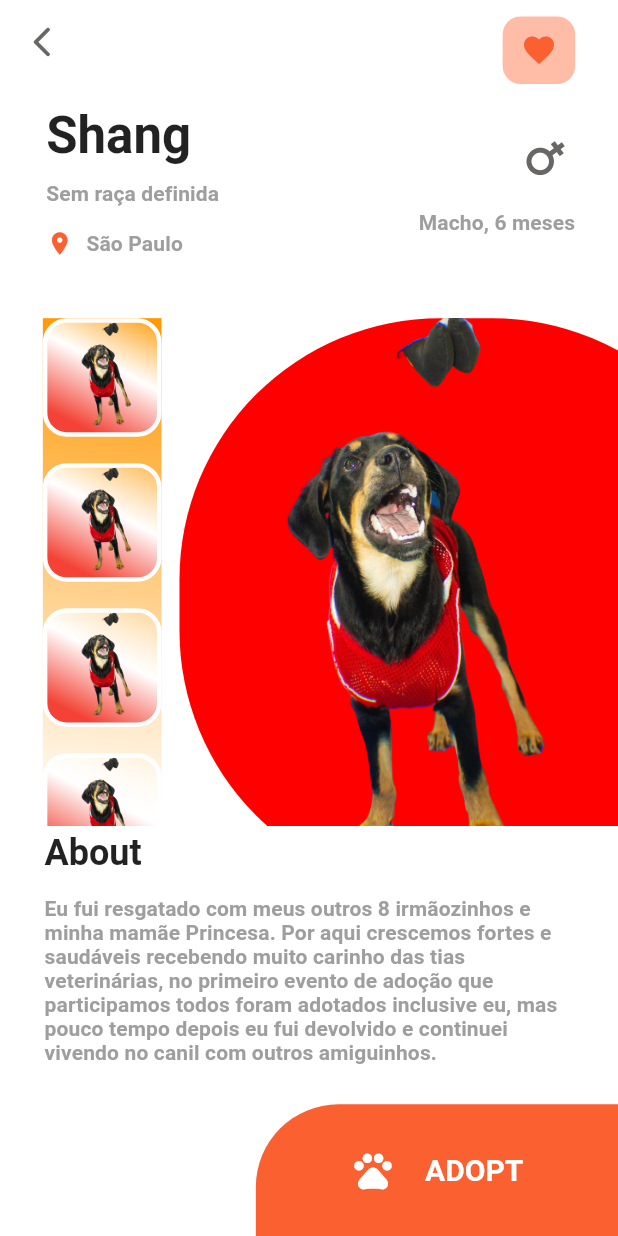
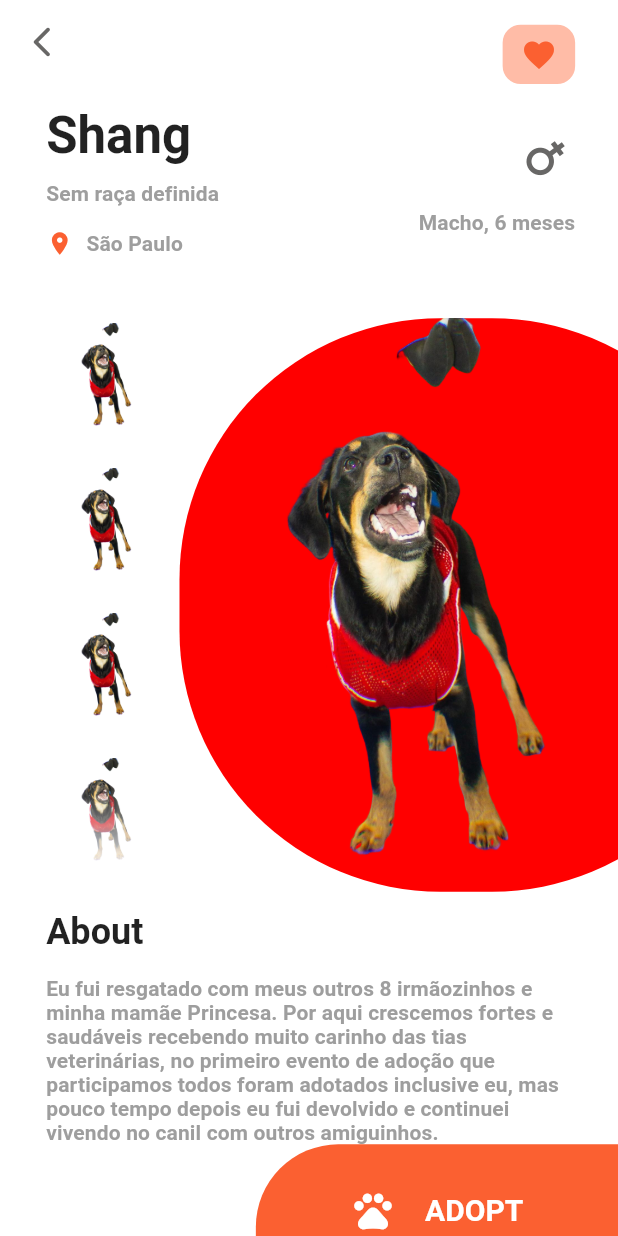
Before and after one commit to JesseFuzz/challenge_2, a Flutter app: the screen it shows after launch, after a tap on "Shang", on a phone screen of 412 x 824 dp. Run offline on Flutter 3.47's test engine with Material 2 defaults, Android fonts, the phone set to English and light mode, and no system bars; our stand-ins replace google_fonts.

Commit message:
finalizado o gradient

```diff
--- a/lib/pages/details_page/components/details_page_about.dart
+++ b/lib/pages/details_page/components/details_page_about.dart
@@ -15,12 +15,12 @@ class _DetailsPageAboutState extends State<DetailsPageAbout> {
   Widget build(BuildContext context) {
     final screenSize = MediaQuery.of(context).size;
     return Container(
-      padding: EdgeInsets.only(
-        left: screenSize.width * 0.072, //26
-        right: screenSize.width * 0.08, //30
-        bottom: screenSize.width * 0.064, //24
-        top: screenSize.width * 0.010, //4
-      ),
+      padding: EdgeInsets.symmetric(horizontal: screenSize.width * (28 / 375)
+          // left: screenSize.width * 0.072, //26
+          // right: screenSize.width * 0.08, //30
+          // bottom: screenSize.width * 0.064, //24
+          // top: screenSize.width * 0.010, //4
+          ),
       child: Column(
         crossAxisAlignment: CrossAxisAlignment.start,
         children: [
--- a/lib/pages/details_page/components/details_page_app_bar.dart
+++ b/lib/pages/details_page/components/details_page_app_bar.dart
@@ -28,7 +28,7 @@ class DetailsPageAppBar extends StatelessWidget {
           ),
           margin: EdgeInsets.only(
             right: screenSize.width * (26 / 375),
-            top: screenSize.width * (10 / 375),
+            top: screenSize.width * (15 / 375),
           ),
           child: IconButton(
             onPressed: () {},
--- a/lib/pages/details_page/components/details_page_photos.dart
+++ b/lib/pages/details_page/components/details_page_photos.dart
@@ -43,26 +43,19 @@ class _DetailsPagePhotosState extends State<DetailsPagePhotos> {
   @override
   Widget build(BuildContext context) {
     final screenSize = MediaQuery.of(context).size;
-    return Expanded(
-      child: Row(
+    return Row(
       crossAxisAlignment: CrossAxisAlignment.start,
+      children: [
+        SizedBox(
+          height: screenSize.width * (338 / 375),
+          child: Stack(
+            alignment: Alignment.bottomRight,
             children: [
               Container(
                 width: screenSize.width * (72 / 375),
                 height: screenSize.width * (338 / 375),
                 margin: EdgeInsets.only(
                   left: screenSize.width * (26 / 375),
-            ),
-            decoration: const BoxDecoration(
-              gradient: LinearGradient(
-                colors: [
-                  // Color.fromARGB(0, 255, 255, 255),
-                  Colors.white,
-                  Colors.orange
-                ],
-                begin: Alignment.bottomCenter,
-                end: Alignment.topRight,
-              ),
                 ),
                 child: ListView.builder(
                   itemCount: 6,
@@ -74,15 +67,6 @@ class _DetailsPagePhotosState extends State<DetailsPagePhotos> {
                         // top: screenSize.width * (36 / 375),
                       ),
                       decoration: BoxDecoration(
-                    gradient: const LinearGradient(
-                      colors: [
-                        Color.fromARGB(0, 255, 255, 255),
-                        Colors.white,
-                        Colors.red
-                      ],
-                      begin: Alignment.topRight,
-                      end: Alignment.bottomCenter,
-                    ),
                         border: Border.all(
                           width: 3,
                           color: Theme.of(context).backgroundColor,
@@ -98,6 +82,21 @@ class _DetailsPagePhotosState extends State<DetailsPagePhotos> {
                       ),
                     );
                   },
+                ),
+              ),
+              Container(
+                width: screenSize.width * (72 / 375),
+                height: screenSize.width * 0.15,
+                decoration: const BoxDecoration(
+                  color: Colors.white,
+                  gradient: LinearGradient(
+                    colors: [Color.fromARGB(0, 255, 255, 255), Colors.white],
+                    begin: Alignment.topCenter,
+                    end: Alignment.bottomCenter,
+                  ),
+                ),
+              ),
+            ],
           ),
         ),
         Expanded(
@@ -125,7 +124,6 @@ class _DetailsPagePhotosState extends State<DetailsPagePhotos> {
           ),
         ),
       ],
-      ),
     );
   }
 }
--- a/lib/pages/details_page/details_page.dart
+++ b/lib/pages/details_page/details_page.dart
@@ -30,13 +30,20 @@ class _DetailsPageState extends State<DetailsPage> {
         preferredSize: Size.fromHeight(70),
         child: DetailsPageAppBar(),
       ),
-      body: Column(
+      body: SizedBox(
+        height: screenSize.height,
+        child: SingleChildScrollView(
+          child: Column(
             children: [
               DetailsPageHeader(petModel: petModel),
               SizedBox(
                 height: screenSize.width * (37 / 375),
               ),
+              SizedBox(
+                height: screenSize.width * (360 / 375),
+                child:
                     DetailsPagePhotos(petModel: petModel, petMock: PetMock()),
+              ),
               DetailsPageAbout(petModel: petModel),
               const Align(
                 alignment: Alignment.bottomRight,
@@ -44,6 +51,8 @@ class _DetailsPageState extends State<DetailsPage> {
               ),
             ],
           ),
+        ),
+      ),
     );
   }
 }
```
Lines whose indentation alone changed are shown as unchanged.
